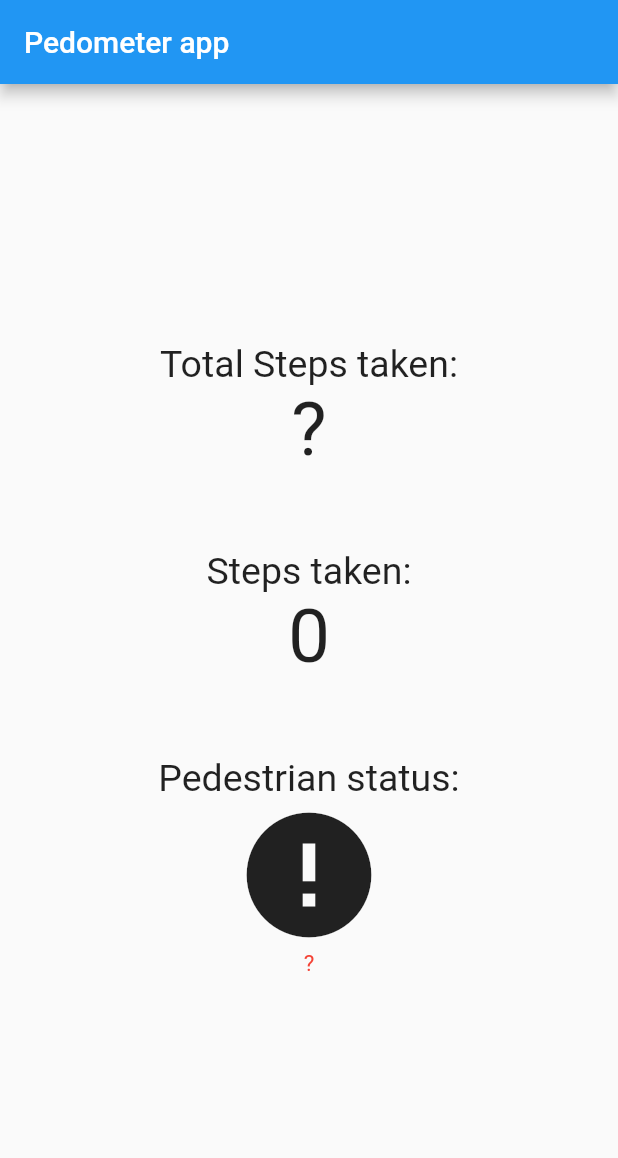
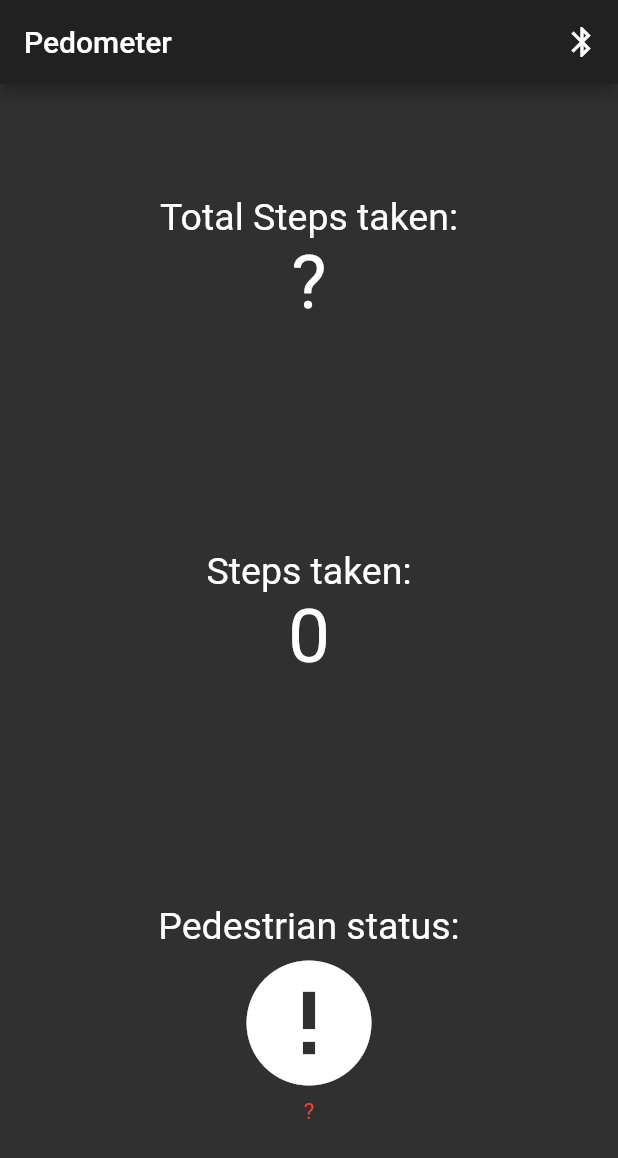
Before and after one commit to JiachengHou-PnR/cs179-guntroller, a Flutter app: the screen it shows after launch, on a phone screen of 412 x 824 dp. Shown: the top 1158 px of the screen. Run offline on Flutter 3.47's test engine with Material 2 defaults, Android fonts, the phone set to English and light mode, and no system bars; our stand-ins replace pedometer.

Commit message:
Add page for Bluetooth

```diff
--- a/pedometer-app/lib/main.dart
+++ b/pedometer-app/lib/main.dart
@@ -4,12 +4,27 @@ import 'package:pedometer/pedometer.dart';
 
 void main() => runApp(MyApp());
 
-class MyApp extends StatefulWidget {
+class MyApp extends StatelessWidget {
   @override
-  _MyAppState createState() => _MyAppState();
+  Widget build(BuildContext context) {
+    return MaterialApp(
+      theme: ThemeData.light(),
+      darkTheme: ThemeData.dark(),
+      themeMode: ThemeMode.dark, // ThemeMode.system,
+      home: PedometerPage(),
+      routes: <String, WidgetBuilder>{
+        "/bluetooth": (BuildContext context) => BluetoothPage(),
+      },
+    );
+  }
 }
 
-class _MyAppState extends State<MyApp> {
+class PedometerPage extends StatefulWidget {
+  @override
+  _PedometerPageState createState() => _PedometerPageState();
+}
+
+class _PedometerPageState extends State<PedometerPage> {
   late Stream<StepCount> _stepCountStream;
   late Stream<PedestrianStatus> _pedestrianStatusStream;
   String _status = '?', _steps = '?';
@@ -68,85 +83,94 @@ class _MyAppState extends State<MyApp> {
 
   @override
   Widget build(BuildContext context) {
-    return MaterialApp(
-      home: Scaffold(
+    return Scaffold(
         appBar: AppBar(
-          title: const Text('Pedometer app'),
+          title: const Text('Pedometer'),
+          actions: <Widget>[
+            IconButton(
+              icon: const Icon(Icons.bluetooth),
+              tooltip: 'Bluetooth',
+              onPressed: () {
+                Navigator.pushNamed(context, "/bluetooth");
+              },
             ),
-        body: OrientationBuilder(
+          ],
+        ),
+        body: PedometerDisplay(
+          steps: _steps,
+          currSteps: (_count - _base),
+          pedStatus: _status,
+        ),
+    );
+  }
+}
+
+class PedometerDisplay extends StatelessWidget {
+  const PedometerDisplay({
+    Key? key,
+    required this.steps,
+    required this.currSteps,
+    required this.pedStatus,
+  }) : super(key: key);
+
+  final String steps;
+  final String pedStatus;
+  final int currSteps;
+
+  @override
+  Widget build(BuildContext context) {
+    return OrientationBuilder(
       builder: (context, orientation) {
         return Center(
           child: Flex(
             direction: orientation == Orientation.portrait
                 ? Axis.vertical
                 : Axis.horizontal,
-                mainAxisAlignment: MainAxisAlignment.center,
+            mainAxisAlignment: MainAxisAlignment.spaceAround,
             children: <Widget>[
               Column(
                   mainAxisAlignment: MainAxisAlignment.center,
                   children: <Widget>[
-                        Text(
+                    const Text(
                       'Total Steps taken:',
                       style: TextStyle(fontSize: 25),
                     ),
                     Text(
-                          _steps,
+                      steps,
                       style: TextStyle(fontSize: 50),
                     ),
                   ]),
-                  orientation == Orientation.portrait
-                      ? Divider(
-                          height: 50,
-                          thickness: 0,
-                          color: Colors.transparent,
-                        )
-                      : VerticalDivider(
-                          width: 20,
-                          thickness: 0,
-                          color: Colors.transparent,
-                        ),
               Column(
                   mainAxisAlignment: MainAxisAlignment.center,
                   children: <Widget>[
-                        Text(
+                    const Text(
                       'Steps taken:',
                       style: TextStyle(fontSize: 25),
                     ),
                     Text(
-                          (_count - _base).toString(),
+                      currSteps.toString(),
                       style: TextStyle(fontSize: 50),
                     ),
                   ]),
-                  orientation == Orientation.portrait
-                      ? Divider(
-                          height: 50,
-                          thickness: 0,
-                          color: Colors.transparent,
-                        )
-                      : VerticalDivider(
-                          width: 20,
-                          thickness: 0,
-                          color: Colors.transparent,
-                        ),
               Column(
                   mainAxisAlignment: MainAxisAlignment.center,
                   children: <Widget>[
-                        Text(
+                    const Text(
                       'Pedestrian status:',
                       style: TextStyle(fontSize: 25),
                     ),
                     Icon(
-                          _status == 'walking'
+                      pedStatus == 'walking'
                           ? Icons.directions_walk
-                              : _status == 'stopped'
+                          : pedStatus == 'stopped'
                               ? Icons.accessibility_new
                               : Icons.error,
                       size: 100,
                     ),
                     Center(
                       child: Text(
-                            _status,
-                            style: _status == 'walking' || _status == 'stopped'
+                        pedStatus,
+                        style: pedStatus == 'walking' || pedStatus == 'stopped'
                             ? TextStyle(fontSize: 25)
                             : TextStyle(fontSize: 15, color: Colors.red),
                       ),
@@ -156,6 +180,23 @@ class _MyAppState extends State<MyApp> {
           ),
         );
       },
+    );
+  }
+}
+
+class BluetoothPage extends StatelessWidget {
+  const BluetoothPage({Key? key}) : super(key: key);
+
+  @override
+  Widget build(BuildContext context) {
+    return Scaffold(
+      appBar: AppBar(
+        title: const Text('Bluetooth'),
+      ),
+      body: const Center(
+        child: const Text(
+          'Bluetooth Page',
+          style: TextStyle(fontSize: 60),
         ),
       ),
     );
```
Lines whose indentation alone changed are shown as unchanged.
